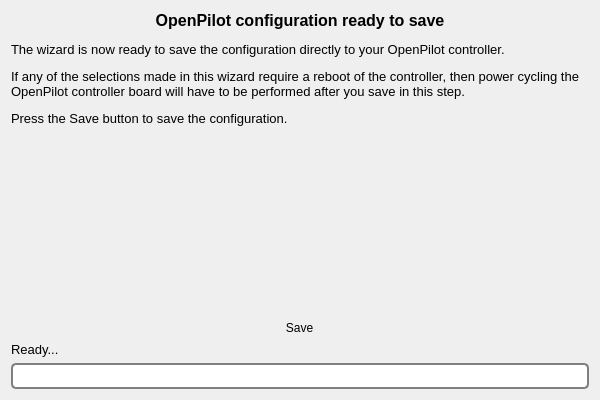
Before: the Qt Designer form ground/openpilotgcs/src/plugins/setupwizard/pages/savepage.ui in librepilot/LibrePilot, drawn with Qt 5.
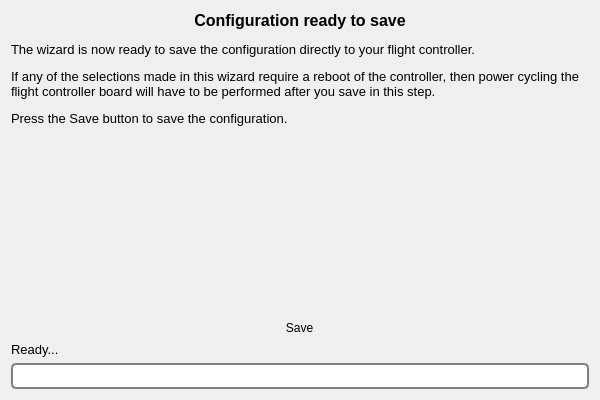
After: the same form once the commit is applied. Icons and pictures are not drawn.

What changed in the file:
```diff
--- a/ground/openpilotgcs/src/plugins/setupwizard/pages/savepage.ui
+++ b/ground/openpilotgcs/src/plugins/setupwizard/pages/savepage.ui
@@ -21,9 +21,9 @@
 &lt;html&gt;&lt;head&gt;&lt;meta name=&quot;qrichtext&quot; content=&quot;1&quot; /&gt;&lt;style type=&quot;text/css&quot;&gt;
 p, li { white-space: pre-wrap; }
 &lt;/style&gt;&lt;/head&gt;&lt;body style=&quot; font-family:'Cantarell'; font-size:11pt; font-weight:400; font-style:normal;&quot;&gt;
-&lt;p align=&quot;center&quot; style=&quot; margin-top:12px; margin-bottom:12px; margin-left:0px; margin-right:0px; -qt-block-indent:0; text-indent:0px;&quot;&gt;&lt;span style=&quot; font-family:'MS Shell Dlg 2'; font-size:12pt; font-weight:600;&quot;&gt;OpenPilot configuration ready to save&lt;/span&gt;&lt;/p&gt;
-&lt;p style=&quot; margin-top:12px; margin-bottom:12px; margin-left:0px; margin-right:0px; -qt-block-indent:0; text-indent:0px;&quot;&gt;&lt;span style=&quot; font-family:'MS Shell Dlg 2'; font-size:10pt;&quot;&gt;The wizard is now ready to save the configuration directly to your OpenPilot controller. &lt;/span&gt;&lt;/p&gt;
-&lt;p style=&quot; margin-top:12px; margin-bottom:12px; margin-left:0px; margin-right:0px; -qt-block-indent:0; text-indent:0px;&quot;&gt;&lt;span style=&quot; font-family:'MS Shell Dlg 2'; font-size:10pt;&quot;&gt;If any of the selections made in this wizard require a reboot of the controller, then power cycling the OpenPilot controller board will have to be performed after you save in this step.&lt;/span&gt;&lt;/p&gt;
+&lt;p align=&quot;center&quot; style=&quot; margin-top:12px; margin-bottom:12px; margin-left:0px; margin-right:0px; -qt-block-indent:0; text-indent:0px;&quot;&gt;&lt;span style=&quot; font-family:'MS Shell Dlg 2'; font-size:12pt; font-weight:600;&quot;&gt;Configuration ready to save&lt;/span&gt;&lt;/p&gt;
+&lt;p style=&quot; margin-top:12px; margin-bottom:12px; margin-left:0px; margin-right:0px; -qt-block-indent:0; text-indent:0px;&quot;&gt;&lt;span style=&quot; font-family:'MS Shell Dlg 2'; font-size:10pt;&quot;&gt;The wizard is now ready to save the configuration directly to your flight controller. &lt;/span&gt;&lt;/p&gt;
+&lt;p style=&quot; margin-top:12px; margin-bottom:12px; margin-left:0px; margin-right:0px; -qt-block-indent:0; text-indent:0px;&quot;&gt;&lt;span style=&quot; font-family:'MS Shell Dlg 2'; font-size:10pt;&quot;&gt;If any of the selections made in this wizard require a reboot of the controller, then power cycling the flight controller board will have to be performed after you save in this step.&lt;/span&gt;&lt;/p&gt;
 &lt;p style=&quot; margin-top:12px; margin-bottom:12px; margin-left:0px; margin-right:0px; -qt-block-indent:0; text-indent:0px;&quot;&gt;&lt;span style=&quot; font-family:'MS Shell Dlg 2'; font-size:10pt;&quot;&gt;Press the Save button to save the configuration.&lt;/span&gt;&lt;/p&gt;&lt;/body&gt;&lt;/html&gt;</string>
      </property>
      <property name="alignment">
```
